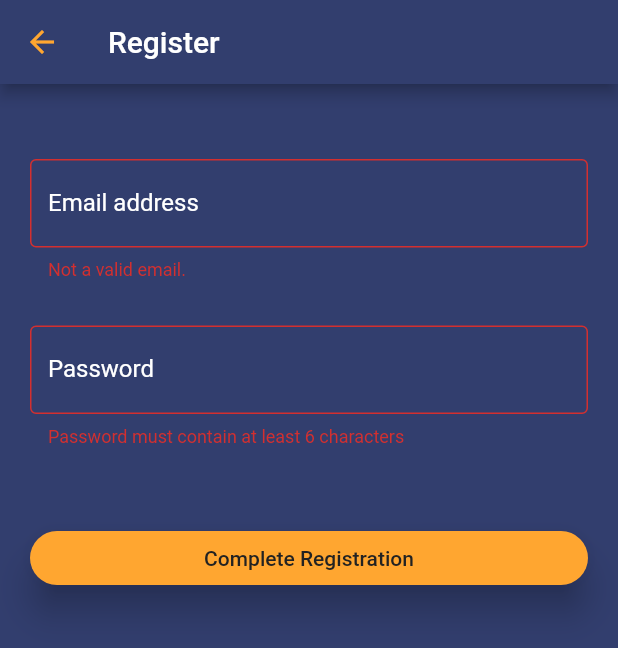
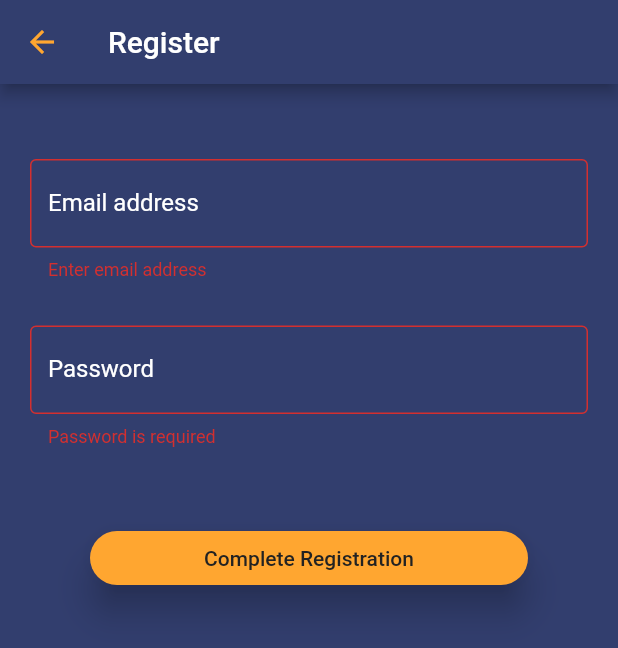
Before and after one commit to aimanuslim/Gas2Go, a Flutter app: the CustomerRegistration screen opened by its route, after a tap on "Complete Registration", on a phone screen of 412 x 824 dp. Shown: the top 648 px of the screen. Run offline on Flutter 3.47's test engine with Material 2 defaults, Android fonts, the phone set to English and light mode, and no system bars; our stand-ins replace firebase_auth, font_awesome_flutter, intro_slider, modal_progress_hud, share, sticky_headers; accounts and stored records are empty.

Commit message:
implemented a more robust validation method for registration and checking for email input in sign in

```diff
--- a/lib/customer_registration.dart
+++ b/lib/customer_registration.dart
@@ -17,16 +17,8 @@ class _CustomerRegistrationState extends State<CustomerRegistration> {
   static String email;
   static String password;
 
-  @override
-  void initState() {
-    RaisedButton(
-      onPressed: null,
-    );
-    super.initState();
-  }
-
   final emailInput = TextFormField(
-    validator: (value) => !value.contains('@') ? 'Not a valid email.' : null,
+    validator: _validateEmail,
     onSaved: (value) {
       email = value;
     },
@@ -43,9 +35,32 @@ class _CustomerRegistrationState extends State<CustomerRegistration> {
     ),
   );
 
+  static String _validateEmail(String value) {
+    if (value.isEmpty) {
+      // The form is empty
+      return "Enter email address";
+    }
+    // This is just a regular expression for email addresses
+    String p = "[a-zA-Z0-9\+\.\_\%\-\+]{1,256}" +
+        "\\@" +
+        "[a-zA-Z0-9][a-zA-Z0-9\\-]{0,64}" +
+        "(" +
+        "\\." +
+        "[a-zA-Z0-9][a-zA-Z0-9\\-]{0,25}" +
+        ")+";
+    RegExp regExp = new RegExp(p);
+
+    if (regExp.hasMatch(value)) {
+      // So, the email is valid
+      return null;
+    }
+
+    // The pattern of the email didn't match the regex above.
+    return 'Please enter a valid email';
+  }
+
   final passwordInput = TextFormField(
-    validator: (value) =>
-        value.length < 6 ? 'Password must contain at least 6 characters' : null,
+    validator: _validatePassword,
     onSaved: (value) {
       password = value;
     },
@@ -61,6 +76,19 @@ class _CustomerRegistrationState extends State<CustomerRegistration> {
       labelText: 'Password',
     ),
   );
+
+  static String _validatePassword(String value) {
+    String patttern = r'(^(?=.*[a-z])(?=.*[A-Z])(?=.*\d)[a-zA-Z\d]{6,}$)';
+    RegExp regExp = new RegExp(patttern);
+    if (value.isEmpty) {
+      return "Password is required";
+    } else if (value.length < 8) {
+      return "Password must have a minimum of 8 characters";
+    } else if (!regExp.hasMatch(value)) {
+      return "Please set a strong password, containing at least one uppercase letter,\none lowercase letter and one number. ";
+    }
+    return null;
+  }
 
   final _formKey = GlobalKey<FormState>();
   bool showSpinner = false;
@@ -132,6 +160,9 @@ class _CustomerRegistrationState extends State<CustomerRegistration> {
                       children: <Widget>[
                         Expanded(
                           child: Container(
+                            child: Padding(
+                              padding:
+                                  const EdgeInsets.symmetric(horizontal: 40.0),
                               child: new RaisedButton(
                                 child: Text("Complete Registration",
                                     style: TextStyle(color: Color(0xff222222))),
@@ -141,6 +172,7 @@ class _CustomerRegistrationState extends State<CustomerRegistration> {
                                         new BorderRadius.circular(30.0)),
                                 elevation: 10,
                                 onPressed: registerNewUser,
+                              ),
                             ),
                           ),
                         ),
```
Also changed, not shown: lib/customer_sign_in.dart (+67 -4 lines). Lines whose indentation alone changed are shown as unchanged.
